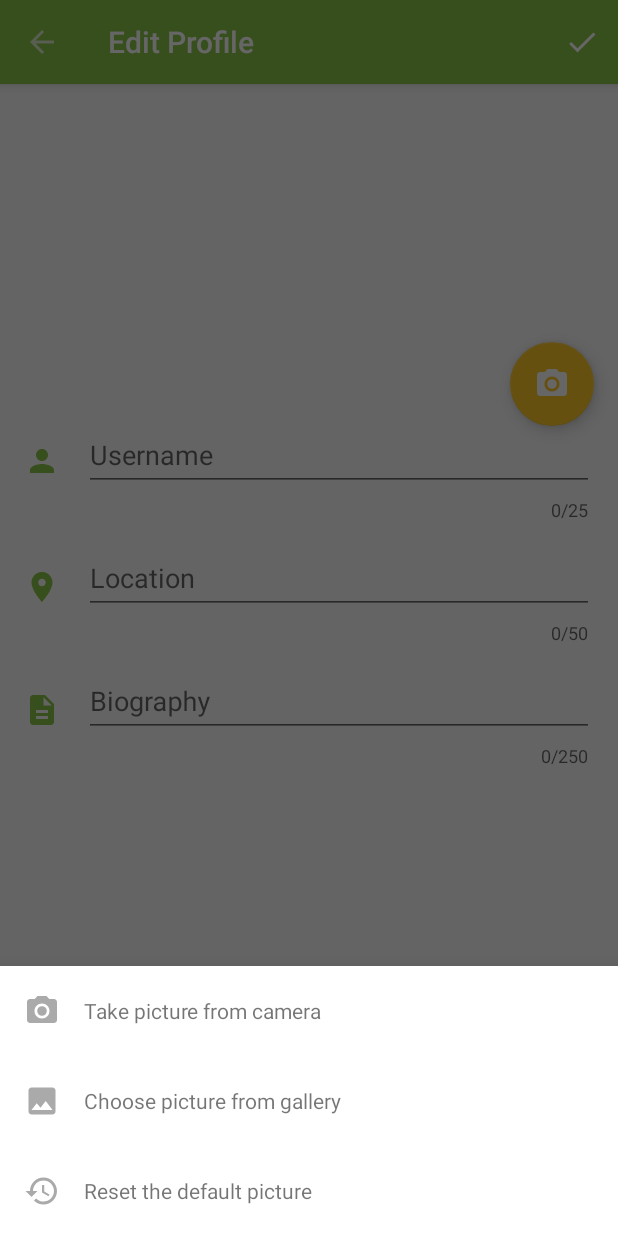
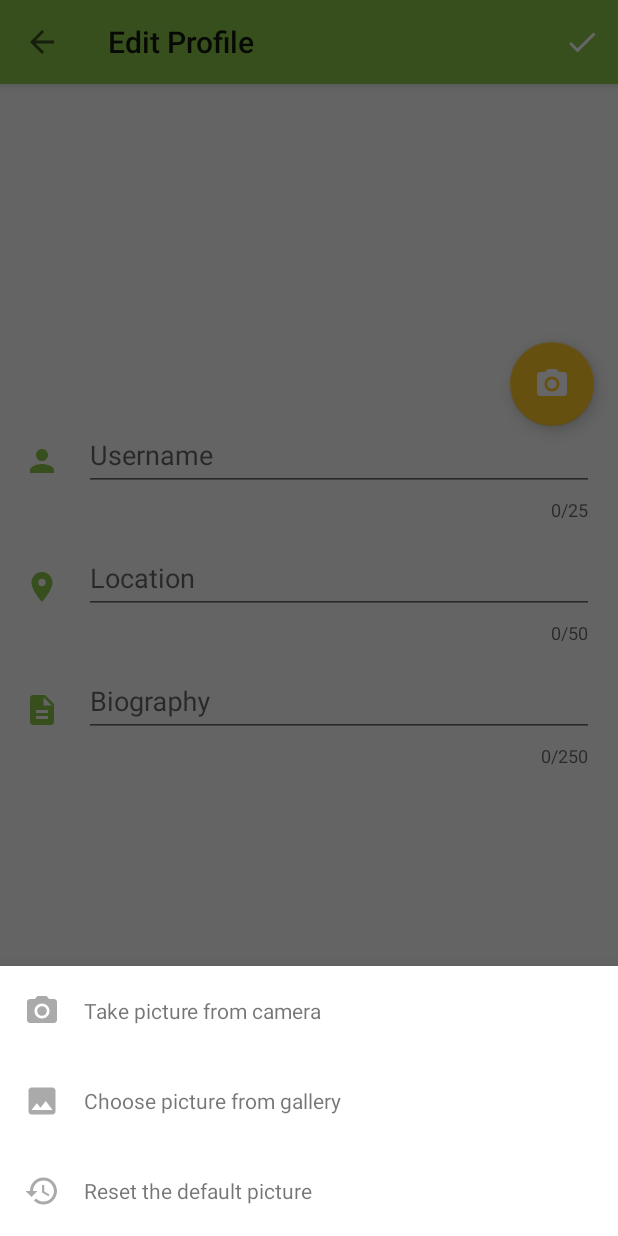
Before and after one commit to MobileApplicationDevelopment2018/MAD_Lab03, an Android app: the EditProfile screen opened directly, with no data from a screen before it, after a tap on an icon or button, on a phone screen of 412 x 824 dp. Run offline under Robolectric (Android 15) with nearby library versions, the phone set to English and light mode, and no system bars; our stand-ins replace Firebase (no records; nobody signed in at launch, a user with empty details on screens opened directly); pictures from the network do not load; 6 statements that could not run were skipped.

Commit message:
Various changes and improvements

```diff
--- a/app/src/main/AndroidManifest.xml
+++ b/app/src/main/AndroidManifest.xml
@@ -19,7 +19,7 @@
 
     <application
         android:name=".MAD2018Application"
-        android:allowBackup="true"
+        android:allowBackup="false"
         android:icon="@mipmap/ic_launcher"
         android:label="@string/app_name"
         android:roundIcon="@mipmap/ic_launcher_round"
--- a/app/src/main/java/it/polito/mad/mad2018/barcodereader/BarcodeCaptureActivity.java
+++ b/app/src/main/java/it/polito/mad/mad2018/barcodereader/BarcodeCaptureActivity.java
@@ -77,7 +77,7 @@ public final class BarcodeCaptureActivity extends AppCompatActivity implements B
     public void onCreate(Bundle icicle) {
         super.onCreate(icicle);
         setContentView(R.layout.activity_barcode_capture);
-        Toolbar toolbar = findViewById(R.id.bc_toolbar);
+        Toolbar toolbar = findViewById(R.id.toolbar);
 
         setSupportActionBar(toolbar);
 
--- a/app/src/main/res/layout-land/activity_edit_profile.xml
+++ b/app/src/main/res/layout-land/activity_edit_profile.xml
@@ -21,13 +21,7 @@
         android:layout_height="match_parent"
         android:orientation="vertical">
 
-        <android.support.v7.widget.Toolbar
-            android:id="@+id/ep_toolbar"
-            android:layout_width="match_parent"
-            android:layout_height="?attr/actionBarSize"
-            android:elevation="4dp"
-            android:theme="@style/ThemeOverlay.AppCompat.Dark"
-            app:popupTheme="@style/ThemeOverlay.AppCompat.Dark" />
+        <include layout="@layout/toolbar" />
 
         <LinearLayout
             android:layout_width="match_parent"
@@ -83,7 +77,6 @@
                             android:id="@+id/ep_input_layout_username"
                             android:layout_width="match_parent"
                             android:layout_height="wrap_content"
-                            android:layout_marginLeft="16dp"
                             android:layout_marginStart="16dp"
                             app:counterEnabled="true"
                             app:counterMaxLength="@integer/max_length_username">
@@ -120,7 +113,6 @@
                             android:id="@+id/ep_input_layout_location"
                             android:layout_width="match_parent"
                             android:layout_height="wrap_content"
-                            android:layout_marginLeft="16dp"
                             android:layout_marginStart="16dp"
                             app:counterEnabled="true"
                             app:counterMaxLength="@integer/max_length_location">
@@ -129,8 +121,8 @@
                                 android:id="@+id/ep_input_location"
                                 android:layout_width="match_parent"
                                 android:layout_height="wrap_content"
+                                android:hint="@string/hint_location"
                                 android:inputType="textAutoComplete"
-                                android:hint="@string/hint_location"
                                 android:maxLength="@integer/max_length_location" />
 
                         </android.support.design.widget.TextInputLayout>
@@ -155,7 +147,6 @@
                             android:id="@+id/ep_input_layout_description"
                             android:layout_width="match_parent"
                             android:layout_height="wrap_content"
-                            android:layout_marginLeft="16dp"
                             android:layout_marginStart="16dp"
                             app:counterEnabled="true"
                             app:counterMaxLength="@integer/max_length_biography">
--- /dev/null
+++ b/app/src/main/res/layout-v21/toolbar.xml
@@ -0,0 +1,8 @@
+<?xml version="1.0" encoding="utf-8"?>
+<android.support.v7.widget.Toolbar xmlns:android="http://schemas.android.com/apk/res/android"
+    android:id="@+id/toolbar"
+    android:layout_width="match_parent"
+    android:layout_height="?attr/actionBarSize"
+    android:background="?attr/colorPrimary"
+    android:elevation="4dp"
+    android:popupTheme="@style/AppTheme.PopupOverlay" />
--- a/app/src/main/res/layout/activity_edit_profile.xml
+++ b/app/src/main/res/layout/activity_edit_profile.xml
@@ -9,14 +9,7 @@
         android:layout_height="wrap_content"
         android:orientation="vertical">
 
-        <android.support.v7.widget.Toolbar
-            android:id="@+id/ep_toolbar"
-            android:layout_width="match_parent"
-            android:layout_height="?attr/actionBarSize"
-            android:background="@color/colorPrimary"
-            android:elevation="4dp"
-            android:theme="@style/ThemeOverlay.AppCompat.Dark"
-            app:popupTheme="@style/ThemeOverlay.AppCompat.Dark" />
+        <include layout="@layout/toolbar" />
 
         <ScrollView
             android:layout_width="match_parent"
@@ -70,7 +63,6 @@
                             android:id="@+id/ep_input_layout_username"
                             android:layout_width="match_parent"
                             android:layout_height="wrap_content"
-                            android:layout_marginLeft="16dp"
                             android:layout_marginStart="16dp"
                             app:counterEnabled="true"
                             app:counterMaxLength="@integer/max_length_username">
@@ -107,7 +99,6 @@
                             android:id="@+id/ep_input_layout_location"
                             android:layout_width="match_parent"
                             android:layout_height="wrap_content"
-                            android:layout_marginLeft="16dp"
                             android:layout_marginStart="16dp"
                             app:counterEnabled="true"
                             app:counterMaxLength="@integer/max_length_location">
@@ -142,7 +133,6 @@
                             android:id="@+id/ep_input_layout_description"
                             android:layout_width="match_parent"
                             android:layout_height="wrap_content"
-                            android:layout_marginLeft="16dp"
                             android:layout_marginStart="16dp"
                             app:counterEnabled="true"
                             app:counterMaxLength="@integer/max_length_biography">
--- a/app/src/main/res/layout/bottom_sheet_picture_dialog.xml
+++ b/app/src/main/res/layout/bottom_sheet_picture_dialog.xml
@@ -10,24 +10,24 @@
         android:id="@+id/bs_camera_option"
         android:layout_width="match_parent"
         android:layout_height="60dp"
-        android:orientation="horizontal"
         android:clickable="true"
         android:focusable="true"
         android:foreground="?android:attr/selectableItemBackground"
+        android:orientation="horizontal"
         android:padding="16dp">
 
         <ImageView
             android:layout_width="wrap_content"
             android:layout_height="match_parent"
-            android:tint="@color/colorGrey"
-            android:src="@drawable/ic_photo_camera_white_24dp" />
+            android:contentDescription="@string/camera_option"
+            android:src="@drawable/ic_photo_camera_white_24dp"
+            android:tint="@color/colorGrey" />
 
         <TextView
             android:layout_width="wrap_content"
             android:layout_height="wrap_content"
             android:layout_gravity="center"
             android:layout_marginStart="16dp"
-            android:layout_marginLeft="16dp"
             android:text="@string/camera_option" />
 
     </LinearLayout>
@@ -36,24 +36,24 @@
         android:id="@+id/bs_gallery_option"
         android:layout_width="match_parent"
         android:layout_height="60dp"
-        android:orientation="horizontal"
         android:clickable="true"
         android:focusable="true"
         android:foreground="?android:attr/selectableItemBackground"
+        android:orientation="horizontal"
         android:padding="16dp">
 
         <ImageView
             android:layout_width="wrap_content"
             android:layout_height="match_parent"
-            android:tint="@color/colorGrey"
-            android:src="@drawable/ic_image_black_24dp" />
+            android:contentDescription="@string/gallery_option"
+            android:src="@drawable/ic_image_black_24dp"
+            android:tint="@color/colorGrey" />
 
         <TextView
             android:layout_width="wrap_content"
             android:layout_height="wrap_content"
             android:layout_gravity="center"
             android:layout_marginStart="16dp"
-            android:layout_marginLeft="16dp"
             android:text="@string/gallery_option" />
 
     </LinearLayout>
@@ -62,24 +62,24 @@
         android:id="@+id/bs_reset_option"
         android:layout_width="match_parent"
         android:layout_height="60dp"
-        android:orientation="horizontal"
         android:clickable="true"
         android:focusable="true"
         android:foreground="?android:attr/selectableItemBackground"
+        android:orientation="horizontal"
         android:padding="16dp">
 
         <ImageView
             android:layout_width="wrap_content"
             android:layout_height="match_parent"
-            android:tint="@color/colorGrey"
-            android:src="@drawable/ic_restore_black_24dp" />
+            android:contentDescription="@string/reset_option"
+            android:src="@drawable/ic_restore_black_24dp"
+            android:tint="@color/colorGrey" />
 
         <TextView
             android:layout_width="wrap_content"
             android:layout_height="wrap_content"
             android:layout_gravity="center"
             android:layout_marginStart="16dp"
-            android:layout_marginLeft="16dp"
             android:text="@string/reset_option" />
 
     </LinearLayout>
--- /dev/null
+++ b/app/src/main/res/layout/toolbar.xml
@@ -0,0 +1,9 @@
+<?xml version="1.0" encoding="utf-8"?>
+<android.support.v7.widget.Toolbar xmlns:android="http://schemas.android.com/apk/res/android"
+    xmlns:app="http://schemas.android.com/apk/res-auto"
+    android:id="@+id/toolbar"
+    android:layout_width="match_parent"
+    android:layout_height="?attr/actionBarSize"
+    android:background="?attr/colorPrimary"
+    android:fitsSystemWindows="true"
+    app:popupTheme="@style/AppTheme.PopupOverlay" />
--- a/app/src/main/res/values/strings.xml
+++ b/app/src/main/res/values/strings.xml
@@ -70,8 +70,6 @@
     <string name="book_title">Title</string>
     <string name="book_publisher">Publisher</string>
     <string name="book_edition_year">Edition Year</string>
-    <string name="add_book_isbn_query_failed">ISBN query failed</string>
-    <string name="add_book_isbn_query_no_results">No results found</string>
     <string name="add_book_invalid_isbn">invalid ISBN</string>
 
 
@@ -93,6 +91,8 @@
     <string name="rescan">Rescan</string>
     <string name="add_book_scan">Scan</string>
     <string name="add_book_query_ok">Information retrieved correctly</string>
+    <string name="add_book_query_failed">Failed to obtain the required information.</string>
+    <string name="add_book_query_no_results">No results found</string>
     <string name="add_book_saved">Book saved correctly</string>
     <string name="add_book_error">I was not able to save book information</string>
     <string name="hint_language">Language</string>
```
Also changed, not shown: app/src/main/java/it/polito/mad/mad2018/AddBookFragment.java (+43 -23 lines), app/src/main/java/it/polito/mad/mad2018/EditProfile.java (+12 -8 lines), app/src/main/java/it/polito/mad/mad2018/ExploreFragment.java (+15 -13 lines), app/src/main/java/it/polito/mad/mad2018/MainActivity.java (+38 -8 lines), app/src/main/java/it/polito/mad/mad2018/data/Book.java (+41 -4 lines), app/src/main/java/it/polito/mad/mad2018/data/UserProfile.java (+19 -31 lines), app/src/main/java/it/polito/mad/mad2018/utils/FileUtilities.java (added, +117 -0 lines), app/src/main/java/it/polito/mad/mad2018/utils/IsbnQuery.java (+34 -25 lines), app/src/main/java/it/polito/mad/mad2018/utils/Utilities.java (+0 -15 lines), app/src/main/res/layout/activity_barcode_capture.xml (+1 -9 lines), app/src/main/res/layout/app_bar_main.xml (+1 -8 lines), app/src/main/res/layout/fragment_add_book.xml (+10 -2 lines), 1 other file.
